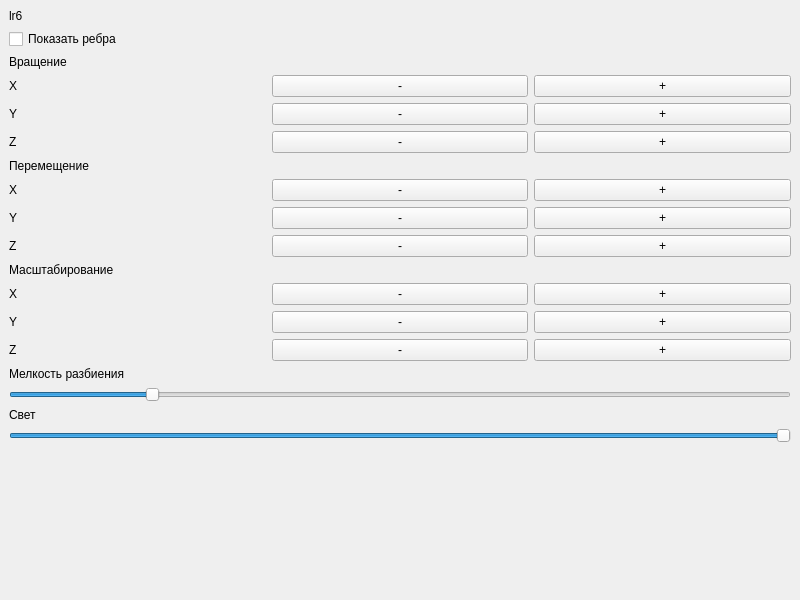
First picture: the form in lr6/mainwindow.ui, repository Pavel-by/sem6_ComputerGraphics, before the edit.
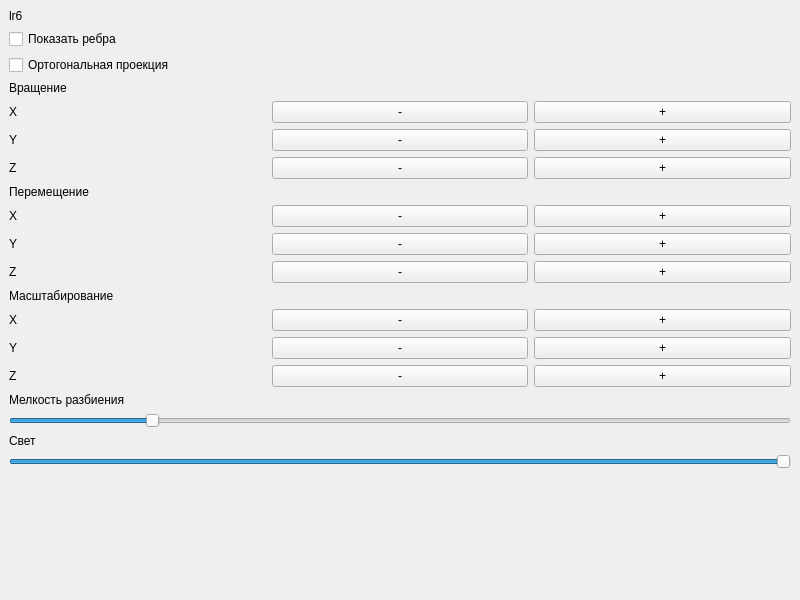
Second picture: the form after the edit.

Commit message: lr6: add ortho support

Patch:
```diff
--- a/lr6/mainwindow.ui
+++ b/lr6/mainwindow.ui
@@ -35,6 +35,13 @@
         </item>
        </layout>
       </item>
+      <item>
+       <widget class="QCheckBox" name="orthoCheckbox">
+        <property name="text">
+         <string>Ортогональная проекция</string>
+        </property>
+       </widget>
+      </item>
       <item>
        <widget class="QLabel" name="label_3">
         <property name="text">
```
The commit also changes 4 other files.
